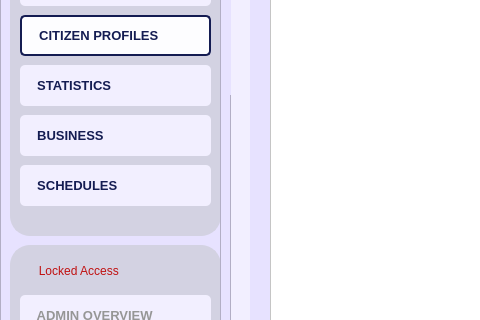
This is UI/MainPages/citizenprofile.ui in Yohhannn/Barangay-Records-Statistics-System as Qt 5 draws it before an edit; both pictures show x 0 to 480 and y 245 to 565 of the 1350 by 850 pixel window. The edited form follows.
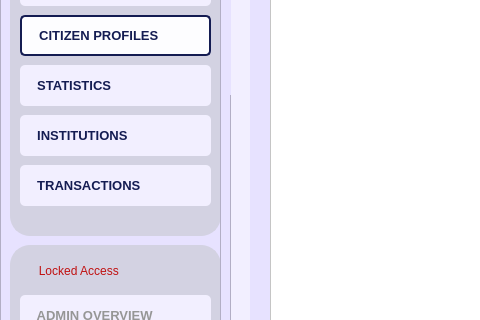
This is the edited form. Icons and pictures are not drawn.

Commit message:
[ Major Update V2.7.6 ] + Renamed Business -> "Institutions" + Renamed Schedules -> "Transactions" + Added 2 New Tabs For Statistics --- Jobs : Statistical Analysis for Jobs --- Groups : Statistical Analysis for Groups
+ Added Few Images
+ Renamed Multiple Code but the inner was not fully changed but the outside does.
-JP

Patch:
```diff
--- a/UI/MainPages/citizenprofile.ui
+++ b/UI/MainPages/citizenprofile.ui
@@ -254,7 +254,7 @@
 }</string>
      </property>
      <property name="text">
-      <string>  SCHEDULES</string>
+      <string>  TRANSACTIONS</string>
      </property>
      <property name="icon">
       <iconset>
@@ -302,7 +302,7 @@
 }</string>
      </property>
      <property name="text">
-      <string>  BUSINESS</string>
+      <string>  INSTITUTIONS</string>
      </property>
      <property name="icon">
       <iconset>
```
The commit also changes 12 other files.
